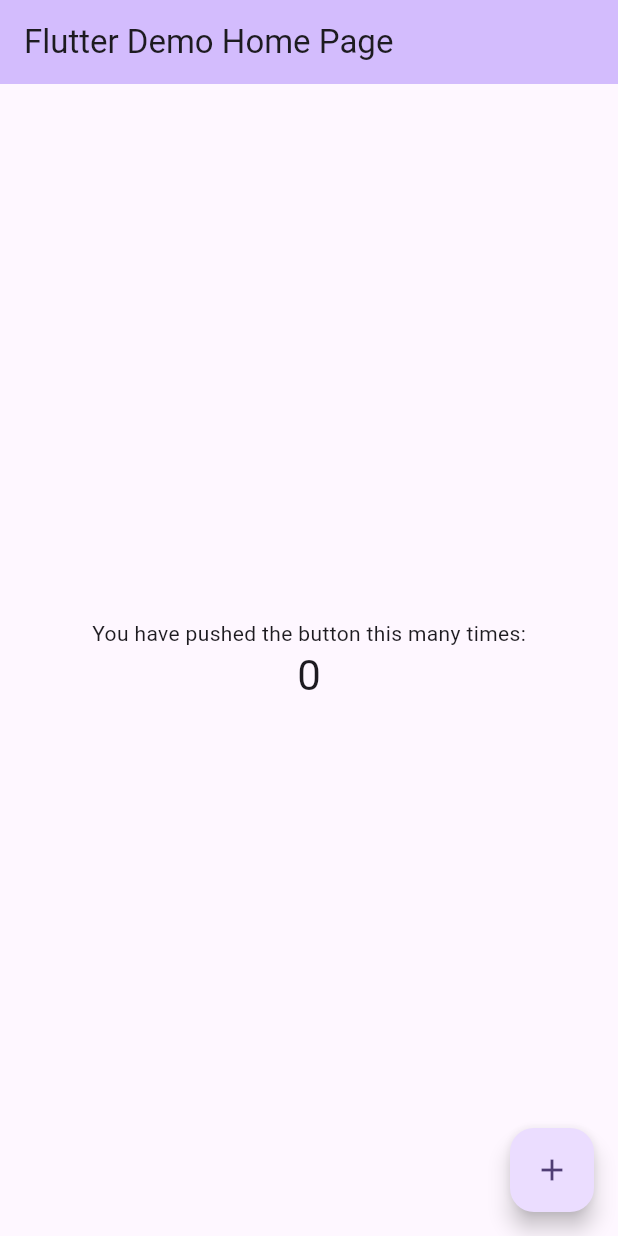
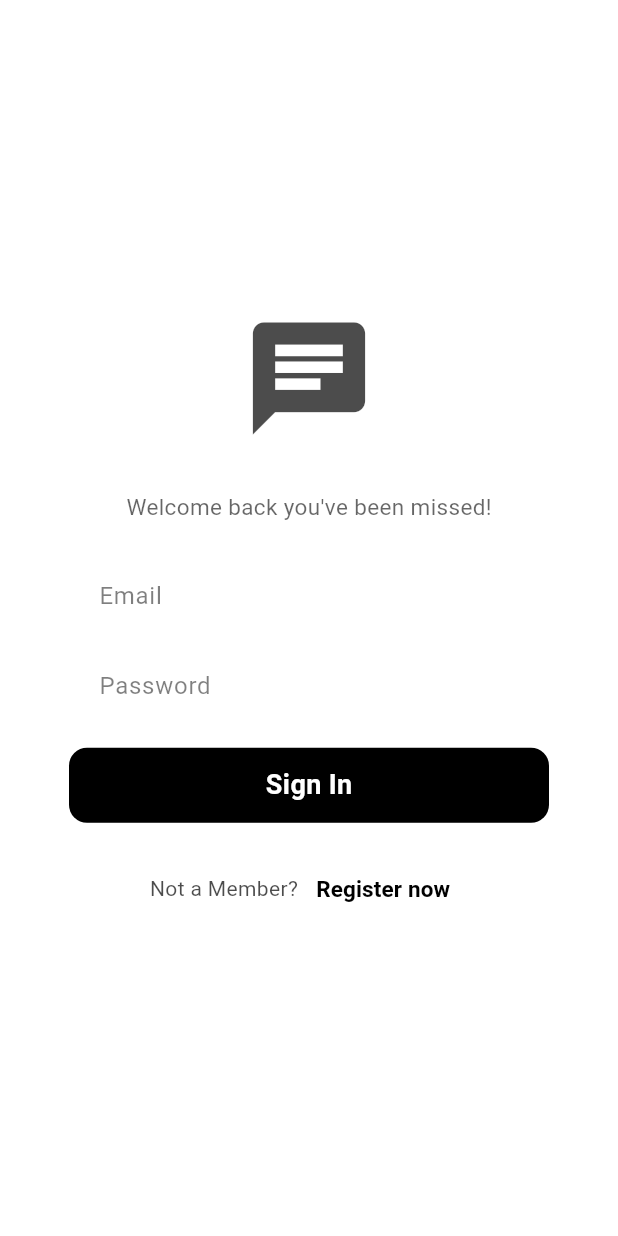
Before and after one commit to Khushi950k/Chat_app, a Flutter app: the screen it shows after launch, on a phone screen of 412 x 824 dp. Run offline on Flutter 3.47's test engine with Material 3 defaults, Android fonts, the phone set to English and light mode, and no system bars.

Commit message:
Initial Commit

```diff
--- /dev/null
+++ b/lib/Pages/login_page.dart
@@ -0,0 +1,78 @@
+import 'package:chat_app/Pages/Signup_page.dart';
+import 'package:chat_app/Widget/UiHelper.dart';
+import 'package:flutter/material.dart';
+
+class LoginPage extends StatefulWidget {
+  const LoginPage({super.key});
+
+  @override
+  State<LoginPage> createState() => _LoginPageState();
+}
+class _LoginPageState extends State<LoginPage> {
+  TextEditingController emailController = TextEditingController();
+  TextEditingController passwordController = TextEditingController();
+  @override
+  Widget build(BuildContext context) {
+    return SafeArea(
+      child: Scaffold(
+        backgroundColor: Colors.white.withOpacity(.8),
+        body: Center(
+          child: Column(
+            mainAxisAlignment: MainAxisAlignment.center,
+            children: [
+              Icon(
+                Icons.chat,
+                size: 90,
+                color: Colors.black.withOpacity(.7),
+              ),
+              SizedBox(
+                height: 30,
+              ),
+              Text(
+                "Welcome back you've been missed!",
+                style: TextStyle(
+                    fontSize: 15, color: Colors.black.withOpacity(.6)),
+              ),
+              SizedBox(
+                height: 20,
+              ),
+              UiHelper.CustomTextField(emailController, "Email", false),
+              SizedBox(
+                height: 10,
+              ),
+              UiHelper.CustomTextField(passwordController, "Password", true),
+              SizedBox(height: 20),
+              UiHelper.CustomButton(() {
+
+              }, "Sign In"),
+              SizedBox(
+                height: 20,
+              ),
+              Row(
+                mainAxisAlignment: MainAxisAlignment.center,
+                children: [
+                  Text(
+                    "Not a Member?",
+                    style: TextStyle(
+                        fontSize: 14, color: Colors.black.withOpacity(.7)),
+                  ),
+                  TextButton(
+                      onPressed: () {
+                        Navigator.pushReplacement(context, MaterialPageRoute(builder: (context)=>SignUpPage()));
+                      },
+                      child: Text(
+                        "Register now",
+                        style: TextStyle(
+                            fontSize: 15,
+                            fontWeight: FontWeight.bold,
+                            color: Colors.black),
+                      ))
+                ],
+              )
+            ],
+          ),
+        ),
+      ),
+    );
+  }
+}
--- /dev/null
+++ b/lib/Widget/UiHelper.dart
@@ -0,0 +1,47 @@
+import 'package:flutter/material.dart';
+
+class UiHelper {
+  static CustomTextField(TextEditingController controller, String text,
+      bool ToHide) {
+    return Container(
+      height: 50,
+      width: 320,
+      decoration: BoxDecoration(
+          borderRadius: BorderRadius.circular(9),
+          color: Colors.white.withOpacity(.6)),
+      child: Padding(
+        padding: EdgeInsets.only(top: 5, left: 20),
+        child: TextField(
+          controller: controller,
+          obscureText: ToHide,
+          decoration: InputDecoration(
+              hintText: text,
+              hintStyle: TextStyle(color: Colors.black.withOpacity(.5)),
+              border: InputBorder.none),
+        ),
+      ),
+    );
+  }
+
+  static CustomButton(VoidCallback callback, String text) {
+    return GestureDetector(
+      onTap: () {
+        callback();
+      },
+      child: Container(
+        height: 50,
+        width: 320,
+        decoration: BoxDecoration(
+            color: Colors.black, borderRadius: BorderRadius.circular(12)),
+        child: Center(
+            child: Text(
+              text,
+              style: TextStyle(
+                  fontSize: 18,
+                  color: Colors.white,
+                  fontWeight: FontWeight.bold),
+            )),
+      ),
+    );
+  }
+}
--- a/lib/main.dart
+++ b/lib/main.dart
@@ -1,3 +1,4 @@
+import 'package:chat_app/Pages/login_page.dart';
 import 'package:flutter/material.dart';
 
 void main() {
@@ -11,115 +12,14 @@ class MyApp extends StatelessWidget {
   @override
   Widget build(BuildContext context) {
     return MaterialApp(
-      title: 'Flutter Demo',
+      debugShowCheckedModeBanner: false,
+      title: "Chatting App",
       theme: ThemeData(
-        // This is the theme of your application.
-        //
-        // TRY THIS: Try running your application with "flutter run". You'll see
-        // the application has a purple toolbar. Then, without quitting the app,
-        // try changing the seedColor in the colorScheme below to Colors.green
-        // and then invoke "hot reload" (save your changes or press the "hot
-        // reload" button in a Flutter-supported IDE, or press "r" if you used
-        // the command line to start the app).
-        //
-        // Notice that the counter didn't reset back to zero; the application
-        // state is not lost during the reload. To reset the state, use hot
-        // restart instead.
-        //
-        // This works for code too, not just values: Most code changes can be
-        // tested with just a hot reload.
-        colorScheme: ColorScheme.fromSeed(seedColor: Colors.deepPurple),
+
+        colorScheme: ColorScheme.fromSeed(seedColor: Colors.black),
         useMaterial3: true,
       ),
-      home: const MyHomePage(title: 'Flutter Demo Home Page'),
+      home: LoginPage()
     );
   }
 }
-
-class MyHomePage extends StatefulWidget {
-  const MyHomePage({super.key, required this.title});
-
-  // This widget is the home page of your application. It is stateful, meaning
-  // that it has a State object (defined below) that contains fields that affect
-  // how it looks.
-
-  // This class is the configuration for the state. It holds the values (in this
-  // case the title) provided by the parent (in this case the App widget) and
-  // used by the build method of the State. Fields in a Widget subclass are
-  // always marked "final".
-
-  final String title;
-
-  @override
-  State<MyHomePage> createState() => _MyHomePageState();
-}
-
-class _MyHomePageState extends State<MyHomePage> {
-  int _counter = 0;
-
-  void _incrementCounter() {
-    setState(() {
-      // This call to setState tells the Flutter framework that something has
-      // changed in this State, which causes it to rerun the build method below
-      // so that the display can reflect the updated values. If we changed
-      // _counter without calling setState(), then the build method would not be
-      // called again, and so nothing would appear to happen.
-      _counter++;
-    });
-  }
-
-  @override
-  Widget build(BuildContext context) {
-    // This method is rerun every time setState is called, for instance as done
-    // by the _incrementCounter method above.
-    //
-    // The Flutter framework has been optimized to make rerunning build methods
-    // fast, so that you can just rebuild anything that needs updating rather
-    // than having to individually change instances of widgets.
-    return Scaffold(
-      appBar: AppBar(
-        // TRY THIS: Try changing the color here to a specific color (to
-        // Colors.amber, perhaps?) and trigger a hot reload to see the AppBar
-        // change color while the other colors stay the same.
-        backgroundColor: Theme.of(context).colorScheme.inversePrimary,
-        // Here we take the value from the MyHomePage object that was created by
-        // the App.build method, and use it to set our appbar title.
-        title: Text(widget.title),
-      ),
-      body: Center(
-        // Center is a layout widget. It takes a single child and positions it
-        // in the middle of the parent.
-        child: Column(
-          // Column is also a layout widget. It takes a list of children and
-          // arranges them vertically. By default, it sizes itself to fit its
-          // children horizontally, and tries to be as tall as its parent.
-          //
-          // Column has various properties to control how it sizes itself and
-          // how it positions its children. Here we use mainAxisAlignment to
-          // center the children vertically; the main axis here is the vertical
-          // axis because Columns are vertical (the cross axis would be
-          // horizontal).
-          //
-          // TRY THIS: Invoke "debug painting" (choose the "Toggle Debug Paint"
-          // action in the IDE, or press "p" in the console), to see the
-          // wireframe for each widget.
-          mainAxisAlignment: MainAxisAlignment.center,
-          children: <Widget>[
-            const Text(
-              'You have pushed the button this many times:',
-            ),
-            Text(
-              '$_counter',
-              style: Theme.of(context).textTheme.headlineMedium,
-            ),
-          ],
-        ),
-      ),
-      floatingActionButton: FloatingActionButton(
-        onPressed: _incrementCounter,
-        tooltip: 'Increment',
-        child: const Icon(Icons.add),
-      ), // This trailing comma makes auto-formatting nicer for build methods.
-    );
-  }
-}
```
Also changed, not shown: lib/Pages/Signup_page.dart (added, +86 -0 lines), lib/Pages/Sign_up.dart (deleted), lib/Pages/login.dart (deleted).
